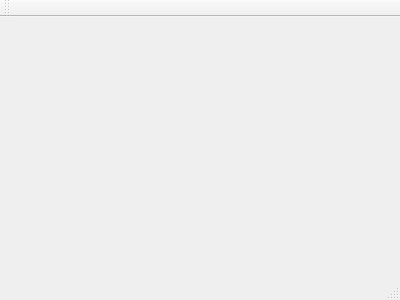
Before: the Qt Designer form dev/src/QtSampleWatch/qtwatchsamplewindow.ui in CountrySideEngineer/QtWatchSample, drawn with Qt 5.
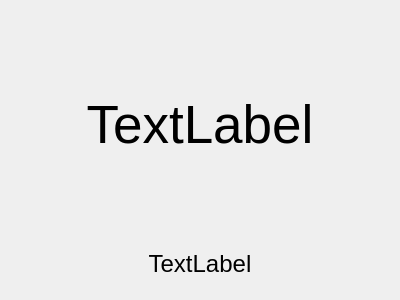
After: the same form once the commit is applied.

Commit message: Update user interface.

The edit to the form file:
```diff
--- a/dev/src/QtSampleWatch/qtwatchsamplewindow.ui
+++ b/dev/src/QtSampleWatch/qtwatchsamplewindow.ui
@@ -12,13 +12,120 @@
   <property name="windowTitle" >
    <string>QtWatchSampleWindow</string>
   </property>
-  <widget class="QMenuBar" name="menuBar" />
-  <widget class="QToolBar" name="mainToolBar" />
-  <widget class="QWidget" name="centralWidget" />
-  <widget class="QStatusBar" name="statusBar" />
+  <widget class="QWidget" name="centralWidget">
+   <layout class="QGridLayout" name="gridLayout">
+    <item row="0" column="0">
+     <layout class="QGridLayout" name="gridLayout_2">
+      <property name="verticalSpacing">
+       <number>0</number>
+      </property>
+      <item row="0" column="0">
+       <widget class="QLabel" name="timeLabel">
+        <property name="font">
+         <font>
+          <pointsize>40</pointsize>
+         </font>
+        </property>
+        <property name="text">
+         <string>TextLabel</string>
+        </property>
+        <property name="alignment">
+         <set>Qt::AlignCenter</set>
+        </property>
+       </widget>
+      </item>
+      <item row="1" column="0">
+       <widget class="QWidget" name="widget" native="true">
+        <property name="maximumSize">
+         <size>
+          <width>16777215</width>
+          <height>50</height>
+         </size>
+        </property>
+        <layout class="QHBoxLayout" name="horizontalLayout">
+         <property name="spacing">
+          <number>0</number>
+         </property>
+         <property name="leftMargin">
+          <number>0</number>
+         </property>
+         <property name="topMargin">
+          <number>0</number>
+         </property>
+         <property name="rightMargin">
+          <number>0</number>
+         </property>
+         <property name="bottomMargin">
+          <number>0</number>
+         </property>
+         <item>
+          <spacer name="horizontalSpacer">
+           <property name="orientation">
+            <enum>Qt::Horizontal</enum>
+           </property>
+           <property name="sizeHint" stdset="0">
+            <size>
+             <width>40</width>
+             <height>20</height>
+            </size>
+           </property>
+          </spacer>
+         </item>
+         <item>
+          <widget class="QLabel" name="dateLabel">
+           <property name="sizePolicy">
+            <sizepolicy hsizetype="Fixed" vsizetype="Fixed">
+             <horstretch>0</horstretch>
+             <verstretch>0</verstretch>
+            </sizepolicy>
+           </property>
+           <property name="minimumSize">
+            <size>
+             <width>200</width>
+             <height>50</height>
+            </size>
+           </property>
+           <property name="maximumSize">
+            <size>
+             <width>200</width>
+             <height>50</height>
+            </size>
+           </property>
+           <property name="font">
+            <font>
+             <pointsize>18</pointsize>
+            </font>
+           </property>
+           <property name="text">
+            <string>TextLabel</string>
+           </property>
+           <property name="alignment">
+            <set>Qt::AlignCenter</set>
+           </property>
+          </widget>
+         </item>
+         <item>
+          <spacer name="horizontalSpacer_2">
+           <property name="orientation">
+            <enum>Qt::Horizontal</enum>
+           </property>
+           <property name="sizeHint" stdset="0">
+            <size>
+             <width>40</width>
+             <height>20</height>
+            </size>
+           </property>
+          </spacer>
+         </item>
+        </layout>
+       </widget>
+      </item>
+     </layout>
+    </item>
+   </layout>
+  </widget>
  </widget>
- <layoutDefault spacing="6" margin="11" />
- <pixmapfunction></pixmapfunction>
+ <layoutdefault spacing="6" margin="11"/>
  <resources/>
  <connections/>
 </ui>
```
Left out of the diff: 7 changed lines with no effect on the pictures.
